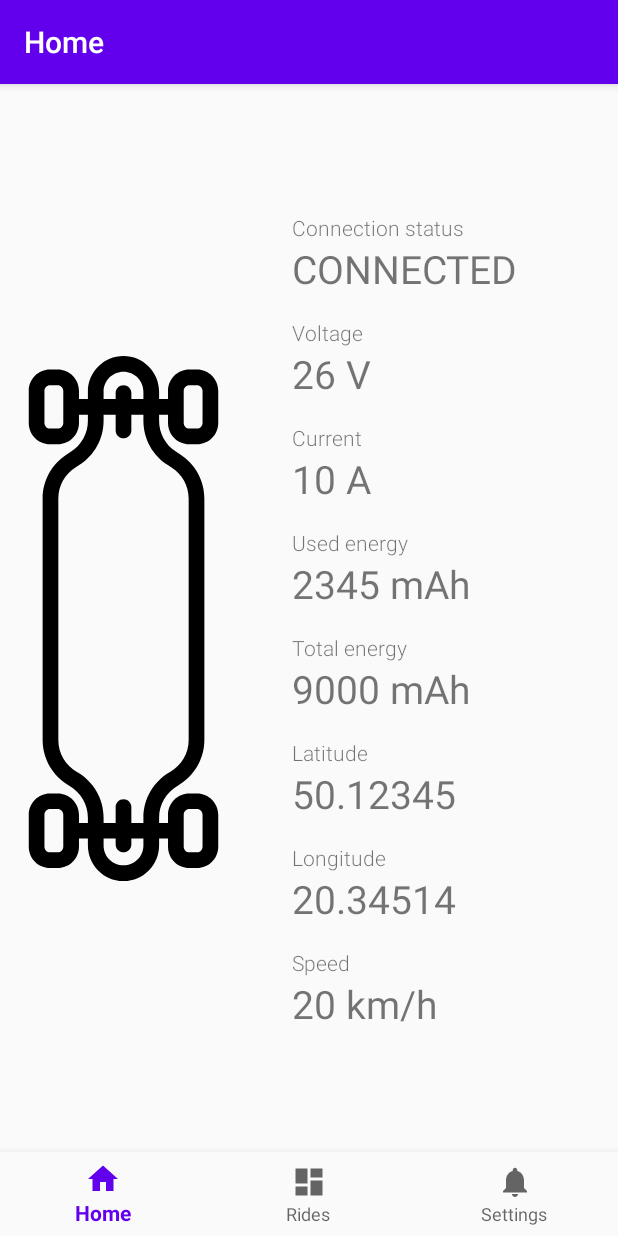
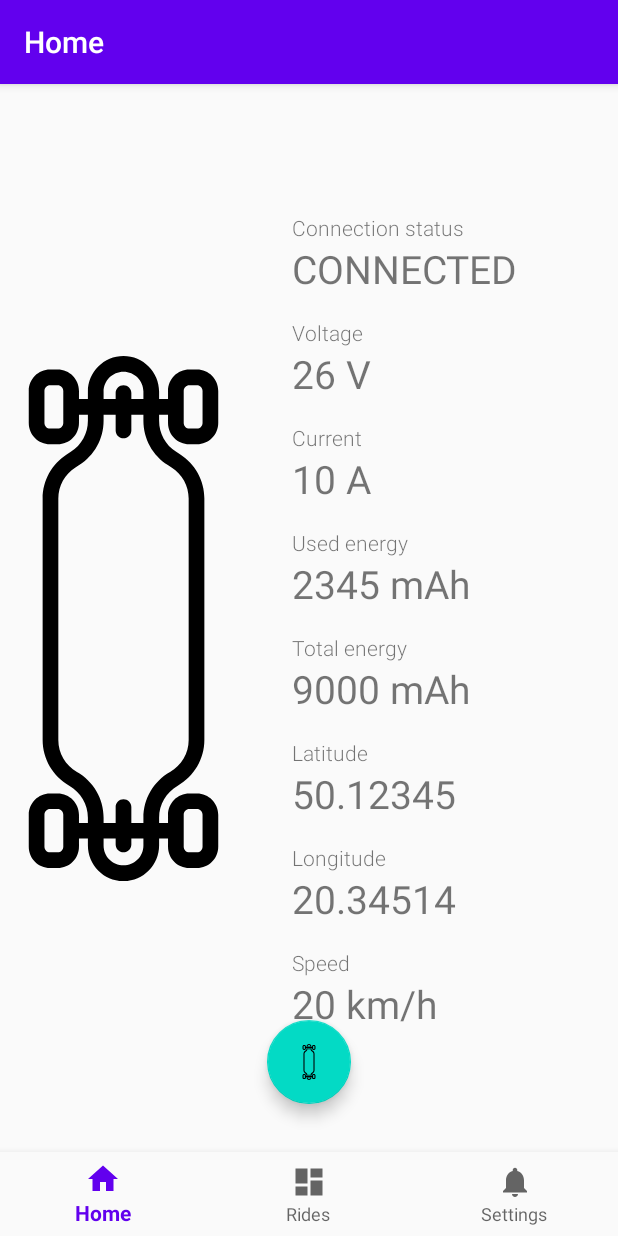
Before and after one commit to pwiklowski/esk8pal-android, an Android app: the screen it shows after launch (MainActivity), on a phone screen of 412 x 824 dp. Run offline under Robolectric (Android 15) with nearby library versions, the phone set to English and light mode, and no system bars; our stand-ins replace RxJava, navigation-ui; libraries missing offline, so code that uses them is left out: com.polidea.rxandroidble2; 6 statements that could not run were skipped.

Commit message:
Add floating button to change state

```diff
--- /dev/null
+++ b/app/src/main/java/com/wiklosoft/esk8logger/Esk8pal.kt
@@ -0,0 +1,4 @@
+package com.wiklosoft.esk8logger
+
+class Esk8pal {
+}
--- a/app/src/main/java/com/wiklosoft/esk8logger/ui/home/HomeFragment.kt
+++ b/app/src/main/java/com/wiklosoft/esk8logger/ui/home/HomeFragment.kt
@@ -1,6 +1,7 @@
 package com.wiklosoft.esk8logger.ui.home
 
 import android.os.Bundle
+import android.util.Log
 import android.view.LayoutInflater
 import android.view.View
 import android.view.ViewGroup
@@ -8,7 +9,9 @@ import android.widget.TextView
 import androidx.fragment.app.Fragment
 import androidx.lifecycle.Observer
 import androidx.lifecycle.ViewModelProviders
+import com.google.android.material.floatingactionbutton.FloatingActionButton
 import com.wiklosoft.esk8logger.R
+
 
 class HomeFragment : Fragment() {
     private lateinit var homeViewModel: HomeViewModel
@@ -23,6 +26,10 @@ class HomeFragment : Fragment() {
     private lateinit var longitude: TextView
     private lateinit var speed: TextView
 
+    private lateinit var stateToggle: FloatingActionButton
+
+
+
     override fun onCreateView(inflater: LayoutInflater, container: ViewGroup?, savedInstanceState: Bundle? ): View? {
         homeViewModel = ViewModelProviders.of(this).get(HomeViewModel::class.java)
         val root = inflater.inflate(R.layout.fragment_home, container, false)
@@ -36,6 +43,12 @@ class HomeFragment : Fragment() {
         latitude = root.findViewById(R.id.latitude)
         longitude = root.findViewById(R.id.longitude)
         speed = root.findViewById(R.id.speed)
+
+        stateToggle = root.findViewById(R.id.state_toggle)
+
+        homeViewModel.state.observe(viewLifecycleOwner, Observer {
+            //TODO update icon
+        })
 
         homeViewModel.connectionState.observe(viewLifecycleOwner, Observer {
             connectionStatus.text = it?.name ?: ""
--- a/app/src/main/java/com/wiklosoft/esk8logger/ui/home/HomeViewModel.kt
+++ b/app/src/main/java/com/wiklosoft/esk8logger/ui/home/HomeViewModel.kt
@@ -9,6 +9,8 @@ import com.wiklosoft.esk8logger.BleClient
 import java.nio.ByteBuffer
 import java.nio.ByteOrder
 import java.util.*
+
+private const val CHAR_STATE = "0000fd01-0000-1000-8000-00805f9b34fb"
 
 private const val CHAR_VOLTAGE = "0000ff01-0000-1000-8000-00805f9b34fb"
 private const val CHAR_CURRENT = "0000ff02-0000-1000-8000-00805f9b34fb"
@@ -32,6 +34,8 @@ class HomeViewModel : AndroidViewModel {
     var speed = MutableLiveData<Double>()
     var latitude = MutableLiveData<Double>()
     var longitude = MutableLiveData<Double>()
+
+    var state = MutableLiveData<Int>()
 
     constructor(application: Application) : super(application) {
         bleClient.connection.observeForever {
@@ -90,6 +94,15 @@ class HomeViewModel : AndroidViewModel {
                 }, {
                     Log.e(TAG, it.message);
                 })
+
+                it.setupNotification(UUID.fromString(CHAR_STATE)).subscribe({ observable ->
+                    observable.subscribe { data ->
+                        Log.i(TAG, "state update " + data[0].toInt());
+                        state.postValue(data[0].toInt())
+                    }
+                }, {
+                    Log.e(TAG, it.message);
+                })
             } else {
                 voltage.postValue(null);
                 current.postValue(null);
@@ -103,6 +116,15 @@ class HomeViewModel : AndroidViewModel {
         }
     }
 
+    fun setState(value: Byte) {
+        Log.i(TAG, "setState $value");
+        bleClient.connection.value?.writeCharacteristic(UUID.fromString(CHAR_STATE), ByteArray(1) {value})?.subscribe({
+
+        }, {
+            Log.e(TAG, it.message)
+        })
+    }
+
     private fun processData(data: ByteArray) : Double {
         return ByteBuffer.wrap(data).order(ByteOrder.LITTLE_ENDIAN).double
     }
--- a/app/src/main/res/layout/fragment_home.xml
+++ b/app/src/main/res/layout/fragment_home.xml
@@ -146,4 +146,15 @@
 "
         />
 
+    <com.google.android.material.floatingactionbutton.FloatingActionButton
+        android:id="@+id/state_toggle"
+        android:layout_width="wrap_content"
+        android:layout_height="wrap_content"
+        android:layout_marginBottom="32dp"
+        android:clickable="true"
+        android:src="@drawable/ic_skate"
+        app:layout_constraintBottom_toBottomOf="parent"
+        app:layout_constraintEnd_toEndOf="parent"
+        app:layout_constraintStart_toStartOf="parent" />
+
 </androidx.constraintlayout.widget.ConstraintLayout>
```
